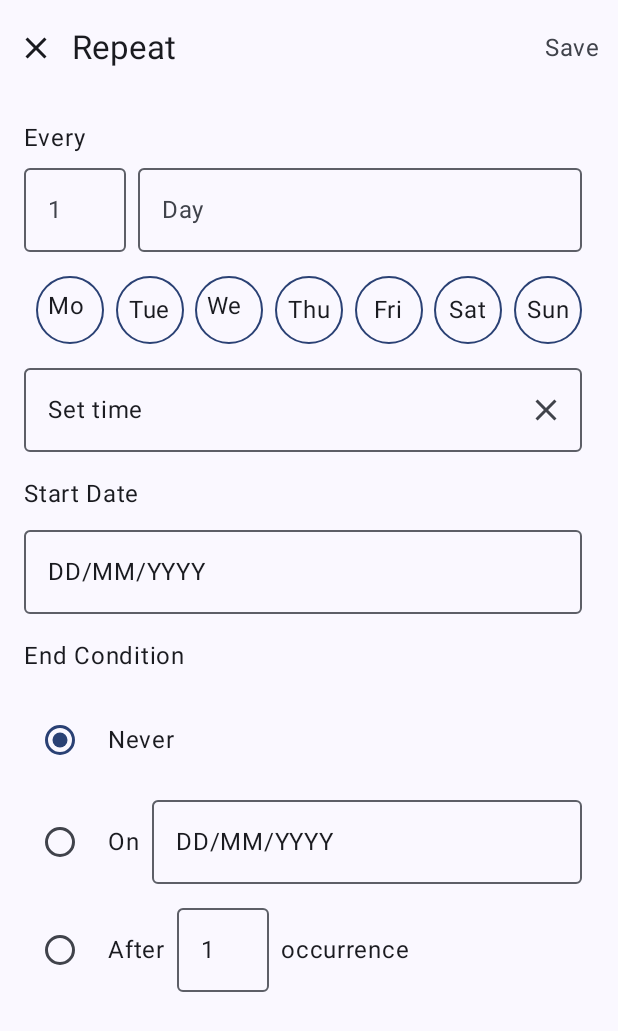
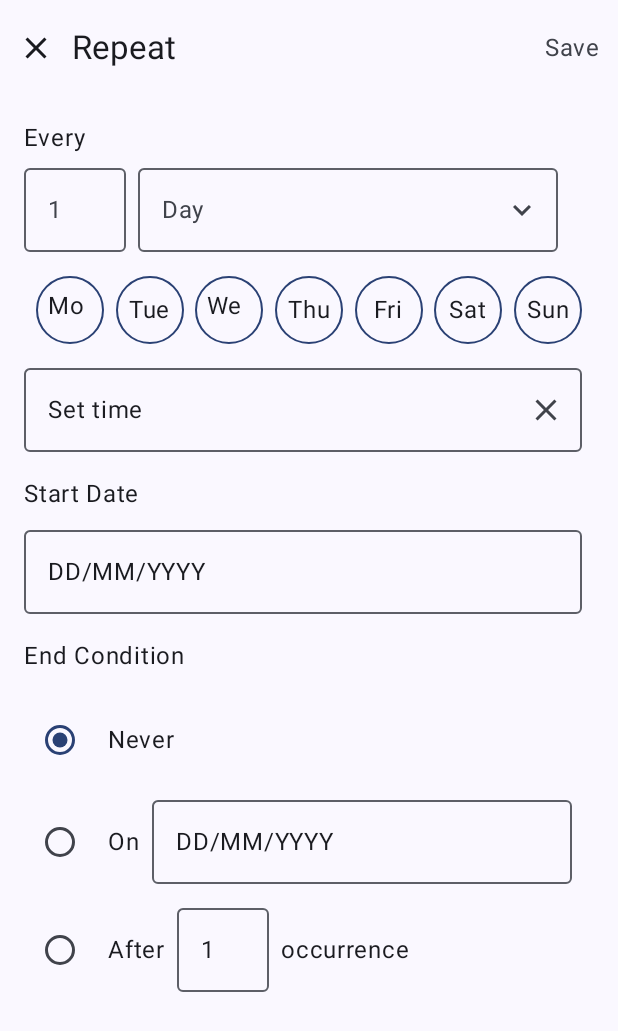
Before and after one commit to minhkhang1505/kotlin_task_management, an Android app built with Jetpack Compose: the RepeatPage screen opened through its navigation route, on a phone screen of 412 x 824 dp. Shown: the top 1031 px of the screen. Run offline under Robolectric (Android 15) with nearby library versions, the phone set to English and light mode, and no system bars; our stand-ins replace Dagger/Hilt's generated code, Room's generated code.

Commit message:
handle some button and textfield on Repeat Page

```diff
--- a/app/src/main/java/com/nguyenminhkhang/taskmanagement/ui/floataction/RepeatPage.kt
+++ b/app/src/main/java/com/nguyenminhkhang/taskmanagement/ui/floataction/RepeatPage.kt
@@ -10,15 +10,19 @@ import androidx.compose.foundation.layout.Row
 import androidx.compose.foundation.layout.fillMaxWidth
 import androidx.compose.foundation.layout.padding
 import androidx.compose.foundation.layout.size
+import androidx.compose.foundation.selection.selectable
 import androidx.compose.foundation.selection.selectableGroup
 import androidx.compose.foundation.shape.RoundedCornerShape
+import androidx.compose.foundation.text.KeyboardActions
 import androidx.compose.foundation.text.KeyboardOptions
 import androidx.compose.material.icons.Icons
 import androidx.compose.material.icons.filled.Clear
+import androidx.compose.material.icons.filled.KeyboardArrowDown
 import androidx.compose.material3.ExperimentalMaterial3Api
 import androidx.compose.material3.Icon
 import androidx.compose.material3.MaterialTheme
 import androidx.compose.material3.OutlinedTextField
+import androidx.compose.material3.OutlinedTextFieldDefaults
 import androidx.compose.material3.RadioButton
 import androidx.compose.material3.Scaffold
 import androidx.compose.material3.Text
@@ -30,6 +34,9 @@ import androidx.compose.runtime.remember
 import androidx.compose.runtime.setValue
 import androidx.compose.ui.Alignment
 import androidx.compose.ui.Modifier
+import androidx.compose.ui.graphics.Color
+import androidx.compose.ui.platform.LocalFocusManager
+import androidx.compose.ui.semantics.Role
 import androidx.compose.ui.text.input.KeyboardType
 import androidx.compose.ui.unit.dp
 import androidx.navigation.NavController
@@ -43,8 +50,10 @@ fun RepeatPage(navController: NavController) {
     val dayItems = listOf("Mon", "Tue", "Wed", "Thu", "Fri", "Sat", "Sun")
     var timeAndDay by remember { mutableStateOf("") }
     var isSelectedDay by remember { mutableStateOf(false) }
-    var isShowDatePicker by remember { mutableStateOf(false) }
+    var isShowStartDatePicker by remember { mutableStateOf(false) }
+    var isShowEndDatePicker by remember { mutableStateOf(false) }
     var selectedStartDay by remember { mutableStateOf("DD/MM/YYYY") }
+    var selectedEndDay by remember { mutableStateOf("DD/MM/YYYY") }
     var selectedDays by remember { mutableStateOf("") }
     var isShowTimePicker by remember { mutableStateOf(false) }
     var selectedTime by remember { mutableStateOf("Set time") }
@@ -54,6 +63,16 @@ fun RepeatPage(navController: NavController) {
     var selectedRepeatType by remember { mutableStateOf(repeatType[0]) }
     val radioOptions = listOf("Never", "At", "After")
     val (selectedOption, onOptionSelected) = remember { mutableStateOf(radioOptions[0]) }
+
+    val OUTLINETEXTFIELD_COLOR = OutlinedTextFieldDefaults.colors(
+        disabledTextColor = MaterialTheme.colorScheme.onSurface,
+        disabledContainerColor = Color.Transparent,
+        disabledBorderColor = MaterialTheme.colorScheme.outline,
+        disabledLeadingIconColor = MaterialTheme.colorScheme.onSurfaceVariant,
+        disabledTrailingIconColor = MaterialTheme.colorScheme.onSurfaceVariant,
+        disabledLabelColor = MaterialTheme.colorScheme.onSurfaceVariant,
+        disabledPlaceholderColor = MaterialTheme.colorScheme.onSurfaceVariant,
+    )
 
     Scaffold(
         topBar = {
@@ -92,15 +111,30 @@ fun RepeatPage(navController: NavController) {
                     onValueChange = { repeatTimes = it },
                     keyboardOptions = KeyboardOptions(keyboardType =  KeyboardType.Number),
                     modifier = Modifier.weight(0.2f).padding(end = 8.dp),
+                    maxLines = 1,
+                    singleLine = true,
                 )
+                Box (
+                    modifier = Modifier.padding(end = 8.dp).weight(0.8f).clickable {  }
+                ) {
                     OutlinedTextField(
                         value = "",
                         placeholder = { Text(selectedRepeatType) },
                         onValueChange = {
                             isShowDropdownSelectedType = true
                             selectedRepeatType = it },
-                    modifier = Modifier.padding(end = 8.dp).weight(0.8f),
+                        trailingIcon = {
+                            Icon(Icons.Default.KeyboardArrowDown, contentDescription = "Dropdown",
+                                modifier = Modifier
+                                    .padding(8.dp)
+                                    .clickable { isShowDropdownSelectedType = !isShowDropdownSelectedType }
                             )
+                        },
+                        readOnly = true,
+                        enabled = false,
+                        colors = OUTLINETEXTFIELD_COLOR,
+                    )
+                }
             }
             Row(
                 modifier = Modifier.fillMaxWidth().padding(8.dp),
@@ -116,13 +150,13 @@ fun RepeatPage(navController: NavController) {
             }
 
             // Time Selection
+            Box(modifier = Modifier.clickable { isShowTimePicker = true }) {
                 OutlinedTextField(
                     value = selectedTime,
                     onValueChange = {},
                     modifier = Modifier
                         .padding(end = 8.dp)
-                    .fillMaxWidth()
-                    .clickable { isShowTimePicker = true },
+                        .fillMaxWidth(),
                     trailingIcon = {
                         Icon(Icons.Default.Clear, contentDescription = "Clear",
                             modifier = Modifier
@@ -131,18 +165,25 @@ fun RepeatPage(navController: NavController) {
                         )
                     },
                     readOnly = true,
+                    enabled = false,
+                    colors = OUTLINETEXTFIELD_COLOR
                 )
+            }
+
             // Date Selection
             Text(text = "Start Date", modifier = Modifier.padding(top = 8.dp, bottom = 4.dp))
+            Box(modifier = Modifier.clickable { isShowStartDatePicker = true }) {
                 OutlinedTextField(
                     value = selectedStartDay,
                     onValueChange = {},
                     modifier = Modifier
                         .padding(end = 8.dp)
-                    .fillMaxWidth()
-                    .clickable { isShowDatePicker = true },
+                        .fillMaxWidth(),
                     readOnly = true,
+                    enabled = false,
+                    colors = OUTLINETEXTFIELD_COLOR
                 )
+            }
             // Radio Buttons for End Condition
             Text(text = "End Condition", modifier = Modifier.padding(top = 8.dp, bottom = 4.dp))
             Column(
@@ -174,14 +215,24 @@ fun RepeatPage(navController: NavController) {
                                     modifier = Modifier.padding(end = 8.dp),
                                     style = MaterialTheme.typography.bodyLarge
                                 )
+                                Box(modifier = Modifier.weight(1f).padding(end = 8.dp)
+                                    .selectable(
+                                        selected = ("At" == selectedOption),
+                                        onClick = {
+                                            onOptionSelected("At")
+                                            isShowEndDatePicker = true
+                                        },
+                                        role = Role.RadioButton
+                                    )
+                                ) {
                                     OutlinedTextField(
-                                    value = selectedStartDay,
-                                    onValueChange = { selectedStartDay = it },
-                                    modifier = Modifier
-                                        .weight(1f)
-                                        .padding(end = 8.dp),
-                                    keyboardOptions = KeyboardOptions(keyboardType = KeyboardType.Number)
+                                        value = selectedEndDay,
+                                        onValueChange = {},
+                                        readOnly = true,
+                                        enabled = false,
+                                        colors = OUTLINETEXTFIELD_COLOR
                                     )
+                                }
                             }
                             "After" -> {
                                 Text(
@@ -194,8 +245,20 @@ fun RepeatPage(navController: NavController) {
                                     onValueChange = { repeatTimes = it },
                                     modifier = Modifier
                                         .weight(0.2f)
-                                        .padding(end = 8.dp),
-                                    keyboardOptions = KeyboardOptions(keyboardType = KeyboardType.Number)
+                                        .padding(end = 8.dp)
+                                        .selectable(
+                                            selected = ("After" == selectedOption),
+                                            onClick = { onOptionSelected("After") },
+                                            role = Role.RadioButton
+                                        ),
+                                    keyboardOptions = KeyboardOptions(keyboardType = KeyboardType.Number),
+                                    enabled = ("After" == selectedOption),
+                                    colors = OUTLINETEXTFIELD_COLOR,
+                                    maxLines = 1,
+                                    singleLine = true,
+                                    keyboardActions = KeyboardActions(
+                                        onDone = { }
+                                    )
                                 )
                                 Text(
                                     text = "occurrence",
@@ -209,12 +272,14 @@ fun RepeatPage(navController: NavController) {
                     }
                 }
             }
-            if(isShowDatePicker) {
+            if(isShowStartDatePicker || isShowEndDatePicker) {
                 DatePickerModal(
-                    onDismiss = { isShowDatePicker = false },
+                    onDismiss = { isShowStartDatePicker = false
+                                  isShowEndDatePicker = false },
                     onDateSelected = { date ->
-                        selectedStartDay = date
-                        isShowDatePicker = false
+                        if(isShowStartDatePicker) selectedStartDay = date else selectedEndDay = date
+                        isShowStartDatePicker = false
+                        isShowEndDatePicker = false
                     },
                 )
             }
@@ -227,6 +292,7 @@ fun RepeatPage(navController: NavController) {
                     },
                 )
             }
+            if(isShowDropdownSelectedType){}
         }
     }
 }
```
Lines whose indentation alone changed are shown as unchanged.
